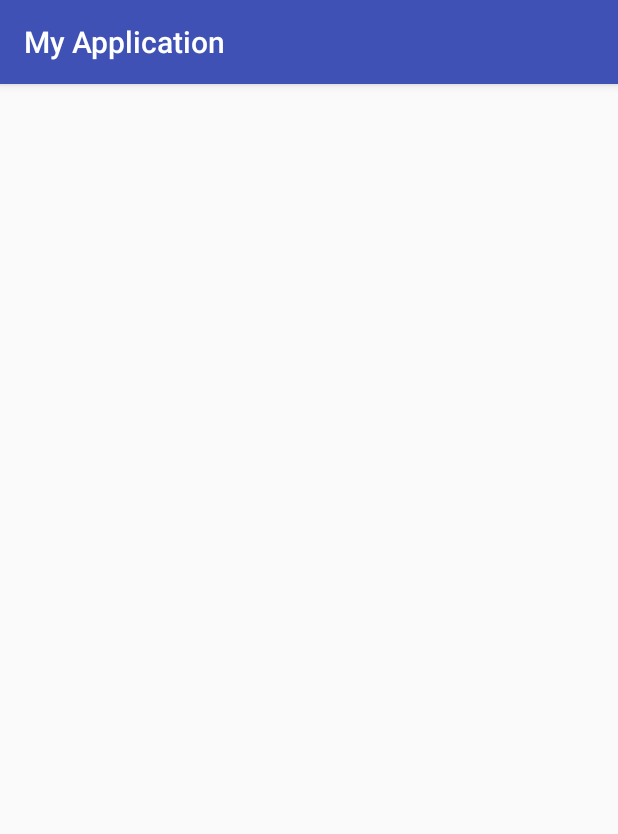
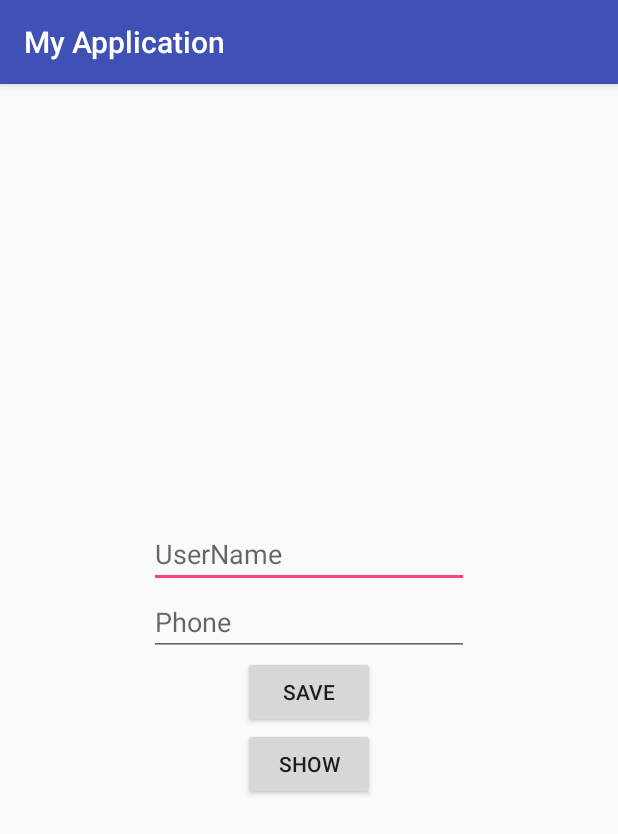
Before and after one commit to MagdyEl-Sayed/MyApplication2, an Android app: the screen it shows after launch (ShowActivity before the commit, MainActivity after it), after a tap on "SAVE", on a phone screen of 412 x 824 dp. Shown: the top 834 px of the screen. Run offline under Robolectric (Android 15) with nearby library versions, the phone set to English and light mode, and no system bars; our stand-ins replace ButterKnife.

Commit message:
SaveContacts part is finished

```diff
--- a/app/build.gradle
+++ b/app/build.gradle
@@ -26,5 +26,6 @@ dependencies {
     androidTestImplementation 'com.android.support.test:runner:1.0.1'
     androidTestImplementation 'com.android.support.test.espresso:espresso-core:3.0.1'
     implementation 'com.android.support:recyclerview-v7:26.1.0'
-    implementation 'com.jakewharton:butterknife:5.1.1'
+    compile 'com.jakewharton:butterknife:8.8.1'
+    annotationProcessor 'com.jakewharton:butterknife-compiler:8.8.1'
 }
--- a/app/src/main/AndroidManifest.xml
+++ b/app/src/main/AndroidManifest.xml
@@ -9,14 +9,14 @@
         android:roundIcon="@mipmap/ic_launcher_round"
         android:supportsRtl="true"
         android:theme="@style/AppTheme">
-        <activity android:name=".MainActivity">
+        <activity android:name=".view.MainActivity">
             <intent-filter>
                 <action android:name="android.intent.action.MAIN" />
 
                 <category android:name="android.intent.category.LAUNCHER" />
             </intent-filter>
         </activity>
-        <activity android:name=".ShowActivity"></activity>
+        <activity android:name=".view.ShowActivity"></activity>
     </application>
 
 </manifest>
--- a/app/src/main/java/com/example/gm7/myapplication/MainActivity.java
+++ /dev/null
@@ -1,52 +0,0 @@
-package com.example.gm7.myapplication;
-
-import android.content.Intent;
-import android.os.Bundle;
-import android.support.v7.app.AppCompatActivity;
-import android.view.View;
-import android.widget.Button;
-import android.widget.EditText;
-
-import java.util.ArrayList;
-import java.util.List;
-
-import butterknife.ButterKnife;
-import butterknife.InjectView;
-import butterknife.OnClick;
-
-public class MainActivity extends AppCompatActivity {
-
-    @InjectView(R.id.userName)
-    EditText userName;
-    @InjectView(R.id.userPhone)
-    EditText userPhone;
-    @InjectView(R.id.save)
-    Button save;
-    @InjectView(R.id.show)
-    Button show;
-    DatabaseHandler databaseHandler;
-    List<Contact> contacts=new ArrayList<>();
-    Contact contact;
-    @Override
-    protected void onCreate(Bundle savedInstanceState) {
-        super.onCreate(savedInstanceState);
-        setContentView(R.layout.activity_main);
-        ButterKnife.inject(this);
-    }
-
-    @OnClick({R.id.save, R.id.show})
-    public void onViewClicked(View view) {
-        switch (view.getId()) {
-            case R.id.save:
-                contact=new Contact(userName.getText().toString(),userPhone.getText().toString());
-                databaseHandler=new DatabaseHandler(this);
-                databaseHandler.addContact(contact);
-                break;
-            case R.id.show:
-                Intent intent=new Intent(MainActivity.this,ShowActivity.class);
-                intent.putExtra("user","");
-                startActivity(intent);
-                break;
-        }
-    }
-}
--- a/app/src/main/java/com/example/gm7/myapplication/ShowActivity.java
+++ /dev/null
@@ -1,12 +0,0 @@
-package com.example.gm7.myapplication;
-
-import android.support.v7.app.AppCompatActivity;
-import android.os.Bundle;
-
-public class ShowActivity extends AppCompatActivity {
-
-    @Override
-    protected void onCreate(Bundle savedInstanceState) {
-        super.onCreate(savedInstanceState);
-    }
-}
--- a/app/src/main/java/com/example/gm7/myapplication/UserAdapter.java
+++ b/app/src/main/java/com/example/gm7/myapplication/UserAdapter.java
@@ -6,6 +6,8 @@ import android.view.LayoutInflater;
 import android.view.View;
 import android.view.ViewGroup;
 import android.widget.TextView;
+
+import com.example.gm7.myapplication.model.data.Contact;
 
 import java.util.List;
 
--- a/app/src/main/java/com/example/gm7/myapplication/Contact.java
+++ b/app/src/main/java/com/example/gm7/myapplication/model/data/Contact.java
@@ -1,4 +1,4 @@
-package com.example.gm7.myapplication;
+package com.example.gm7.myapplication.model.data;
 
 import android.os.Parcel;
 import android.os.Parcelable;
--- a/app/src/main/java/com/example/gm7/myapplication/DatabaseHandler.java
+++ b/app/src/main/java/com/example/gm7/myapplication/model/data/DatabaseHandler.java
@@ -1,4 +1,4 @@
-package com.example.gm7.myapplication;
+package com.example.gm7.myapplication.model.data;
 
 /**
  * Created by GM7 on 27/12/2017.
@@ -60,7 +60,7 @@ Context context;
      */
 
     // Adding new contact
-    void addContact(Contact contact) {
+    public void addContact(Contact contact) {
         SQLiteDatabase db = this.getWritableDatabase();
 
         ContentValues values = new ContentValues();
@@ -70,7 +70,7 @@ Context context;
         // Inserting Row
         db.insert(TABLE_CONTACTS, null, values);
         db.close(); // Closing database connection
-        Toast.makeText(context, "Contact added", Toast.LENGTH_SHORT).show();
+        Toast.makeText(context,contact.getID()+">>>"+contact.getUserName()+">>>"+contact.getUserPhone() , Toast.LENGTH_SHORT).show();
     }
 
 
@@ -99,6 +99,14 @@ Context context;
         // return contact list
         return contactList;
     }
+    // Getting contacts Count
+    public int getContactsCount() {
+        String countQuery = "SELECT  * FROM " + TABLE_CONTACTS;
+        SQLiteDatabase db = this.getReadableDatabase();
+        Cursor cursor = db.rawQuery(countQuery, null);
 
+        // return count
+        return cursor.getCount();
+    }
 
 }
--- /dev/null
+++ b/app/src/main/java/com/example/gm7/myapplication/model/source/TaskContract.java
@@ -0,0 +1,23 @@
+package com.example.gm7.myapplication.model.source;
+
+import android.content.Context;
+
+import com.example.gm7.myapplication.model.data.Contact;
+
+/**
+ * Created by GM7 on 2018-02-15.
+ */
+
+public interface TaskContract {
+    interface View {
+        void navigationContacts();
+
+        void saveSuccess(String success);
+
+        void saveFailed(String failed);
+    }
+
+    interface Presenter {
+        void saveContact(Context context,Contact contact);
+    }
+}
--- /dev/null
+++ b/app/src/main/java/com/example/gm7/myapplication/model/source/TasksDataSource.java
@@ -0,0 +1,20 @@
+package com.example.gm7.myapplication.model.source;
+
+import android.content.Context;
+
+import com.example.gm7.myapplication.model.data.Contact;
+
+/**
+ * Created by GM7 on 2018-02-15.
+ */
+
+public interface TasksDataSource {
+
+    void saveContacts(Context context, Contact contact, SaveContactsCallBack saveContactsCallBack);
+
+    interface SaveContactsCallBack {
+        void onContactSaved(Contact contact);
+
+        void onContactFailed(String errorMessage);
+    }
+}
--- /dev/null
+++ b/app/src/main/java/com/example/gm7/myapplication/model/source/TasksLocalRepo.java
@@ -0,0 +1,37 @@
+package com.example.gm7.myapplication.model.source;
+
+import android.content.Context;
+import android.widget.Toast;
+
+import com.example.gm7.myapplication.model.data.Contact;
+import com.example.gm7.myapplication.model.data.DatabaseHandler;
+
+/**
+ * Created by GM7 on 2018-02-15.
+ */
+
+public class TasksLocalRepo implements TasksDataSource {
+
+    private static TasksLocalRepo instance;
+
+    public static TasksLocalRepo newInstance() {
+        instance = new TasksLocalRepo();
+        return instance;
+    }
+
+
+    @Override
+    public void saveContacts(Context context, Contact contact, SaveContactsCallBack saveContactsCallBack) {
+        if (contact != null){
+
+            DatabaseHandler databaseHandler=new DatabaseHandler(context);
+            databaseHandler.addContact(contact);
+            Toast.makeText(context, databaseHandler.getContactsCount()+"", Toast.LENGTH_SHORT).show();
+            saveContactsCallBack.onContactSaved(contact);
+        }
+
+        else {
+            saveContactsCallBack.onContactFailed("Not Storage");
+        }
+    }
+}
--- /dev/null
+++ b/app/src/main/java/com/example/gm7/myapplication/model/source/TasksRepo.java
@@ -0,0 +1,24 @@
+package com.example.gm7.myapplication.model.source;
+
+import android.content.Context;
+
+import com.example.gm7.myapplication.model.data.Contact;
+
+/**
+ * Created by GM7 on 2018-02-15.
+ */
+
+public class TasksRepo implements TasksDataSource {
+
+    TasksLocalRepo localRepo;
+
+
+    public TasksRepo() {
+        localRepo = TasksLocalRepo.newInstance();
+    }
+
+    @Override
+    public void saveContacts(Context context, Contact contact, SaveContactsCallBack saveContactsCallBack) {
+        localRepo.saveContacts(context,contact, saveContactsCallBack);
+    }
+}
--- /dev/null
+++ b/app/src/main/java/com/example/gm7/myapplication/presenter/SavePresenter.java
@@ -0,0 +1,37 @@
+package com.example.gm7.myapplication.presenter;
+
+import android.content.Context;
+
+import com.example.gm7.myapplication.model.source.TaskContract;
+import com.example.gm7.myapplication.model.source.TasksDataSource;
+import com.example.gm7.myapplication.model.data.Contact;
+
+/**
+ * Created by GM7 on 2018-02-15.
+ */
+
+public class SavePresenter implements TaskContract.Presenter {
+    TaskContract.View view;
+    TasksDataSource tasksDataSource;
+
+    public SavePresenter(TaskContract.View view, TasksDataSource tasksDataSource) {
+        this.view = view;
+        this.tasksDataSource = tasksDataSource;
+    }
+
+    @Override
+    public void saveContact(Context context, Contact contact) {
+        tasksDataSource.saveContacts(context, contact, new TasksDataSource.SaveContactsCallBack() {
+            @Override
+            public void onContactSaved(Contact contact) {
+                view.saveSuccess("Contact is Saved");
+            }
+
+            @Override
+            public void onContactFailed(String errorMessage) {
+                view.saveFailed("Contact isn't Saved");
+
+            }
+        });
+    }
+}
--- /dev/null
+++ b/app/src/main/java/com/example/gm7/myapplication/view/MainActivity.java
@@ -0,0 +1,81 @@
+package com.example.gm7.myapplication.view;
+
+import android.content.Intent;
+import android.os.Bundle;
+import android.support.v7.app.AppCompatActivity;
+import android.view.View;
+import android.widget.Button;
+import android.widget.EditText;
+import android.widget.Toast;
+
+import com.example.gm7.myapplication.presenter.SavePresenter;
+import com.example.gm7.myapplication.R;
+import com.example.gm7.myapplication.model.source.TaskContract;
+import com.example.gm7.myapplication.model.source.TasksRepo;
+import com.example.gm7.myapplication.model.data.Contact;
+import com.example.gm7.myapplication.model.data.DatabaseHandler;
+
+import java.util.ArrayList;
+import java.util.List;
+
+import butterknife.BindView;
+import butterknife.ButterKnife;
+import butterknife.OnClick;
+
+public class MainActivity extends AppCompatActivity implements TaskContract.View {
+    TasksRepo tasksRepo;
+    TaskContract.Presenter presenter;
+    DatabaseHandler databaseHandler;
+    List<Contact> contacts = new ArrayList<>();
+    Contact contact;
+    @BindView(R.id.userName)
+    EditText userName;
+    @BindView(R.id.userPhone)
+    EditText userPhone;
+    @BindView(R.id.save)
+    Button save;
+    @BindView(R.id.show)
+    Button show;
+
+    @Override
+    protected void onCreate(Bundle savedInstanceState) {
+        super.onCreate(savedInstanceState);
+        setContentView(R.layout.activity_main);
+        ButterKnife.bind(this);
+        tasksRepo = new TasksRepo();
+        presenter = new SavePresenter(this, tasksRepo);
+    }
+
+
+    @OnClick({R.id.save, R.id.show})
+    public void onViewClicked(View view) {
+        switch (view.getId()) {
+            case R.id.save:
+                contact = new Contact(userName.getText().toString(), userPhone.getText().toString());
+                presenter.saveContact(this, contact);
+                break;
+            case R.id.show:
+                Intent intent = new Intent(MainActivity.this, ShowActivity.class);
+                intent.putExtra("user", "");
+                startActivity(intent);
+                break;
+        }
+    }
+
+    @Override
+    public void navigationContacts() {
+
+    }
+
+    @Override
+    public void saveSuccess(String success) {
+        Toast.makeText(getApplicationContext(), "Task is Saved", Toast.LENGTH_SHORT).show();
+
+    }
+
+    @Override
+    public void saveFailed(String failed) {
+        Toast.makeText(getApplicationContext(), "Task is Failed", Toast.LENGTH_SHORT).show();
+    }
+
+}
--- a/app/src/main/res/layout/activity_main.xml
+++ b/app/src/main/res/layout/activity_main.xml
@@ -1,11 +1,18 @@
 <?xml version="1.0" encoding="utf-8"?>
-<android.support.constraint.ConstraintLayout xmlns:android="http://schemas.android.com/apk/res/android"
+<LinearLayout xmlns:android="http://schemas.android.com/apk/res/android"
     xmlns:app="http://schemas.android.com/apk/res-auto"
     xmlns:tools="http://schemas.android.com/tools"
     android:layout_width="match_parent"
     android:layout_height="match_parent"
-    tools:context="com.example.gm7.myapplication.MainActivity">
-
+    tools:context="com.example.gm7.myapplication.view.MainActivity"
+    android:orientation="vertical"
+    >
+<LinearLayout
+    android:layout_width="match_parent"
+    android:layout_height="match_parent"
+    android:orientation="vertical"
+    android:gravity="center"
+    >
     <EditText
         android:id="@+id/userName"
         android:layout_width="wrap_content"
@@ -13,9 +20,7 @@
         android:ems="10"
         android:hint="UserName"
         android:inputType="textPersonName"
-        tools:layout_editor_absoluteX="84dp"
-        tools:layout_editor_absoluteY="96dp"
-        tools:ignore="MissingConstraints" />
+  />
 
     <EditText
         android:id="@+id/userPhone"
@@ -24,26 +29,20 @@
         android:ems="10"
         android:hint="Phone"
         android:inputType="textPersonName"
-        tools:layout_editor_absoluteX="84dp"
-        tools:layout_editor_absoluteY="171dp"
-        tools:ignore="MissingConstraints" />
+     />
 
     <Button
         android:id="@+id/save"
         android:layout_width="wrap_content"
         android:layout_height="wrap_content"
         android:text="Save"
-        tools:layout_editor_absoluteX="148dp"
-        tools:layout_editor_absoluteY="248dp"
-        tools:ignore="MissingConstraints" />
+         />
 
     <Button
         android:id="@+id/show"
         android:layout_width="wrap_content"
         android:layout_height="wrap_content"
         android:text="Show"
-        tools:layout_editor_absoluteX="148dp"
-        tools:layout_editor_absoluteY="329dp"
-        tools:ignore="MissingConstraints" />
-
-</android.support.constraint.ConstraintLayout>
+        />
+</LinearLayout>
+</LinearLayout>
```
Also changed, not shown: app/src/main/java/com/example/gm7/myapplication/Presenter.java (deleted, +0 -13 lines), app/src/main/java/com/example/gm7/myapplication/TaskContract.java (deleted, +0 -16 lines), app/src/main/java/com/example/gm7/myapplication/presenter/ShowPresenter.java (added, +37 -0 lines).
